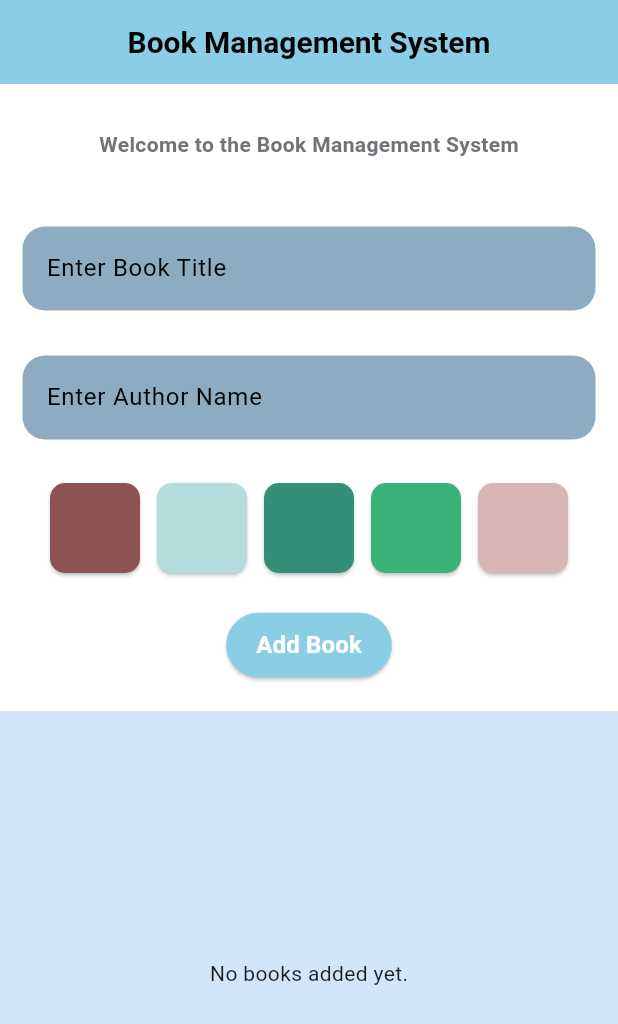
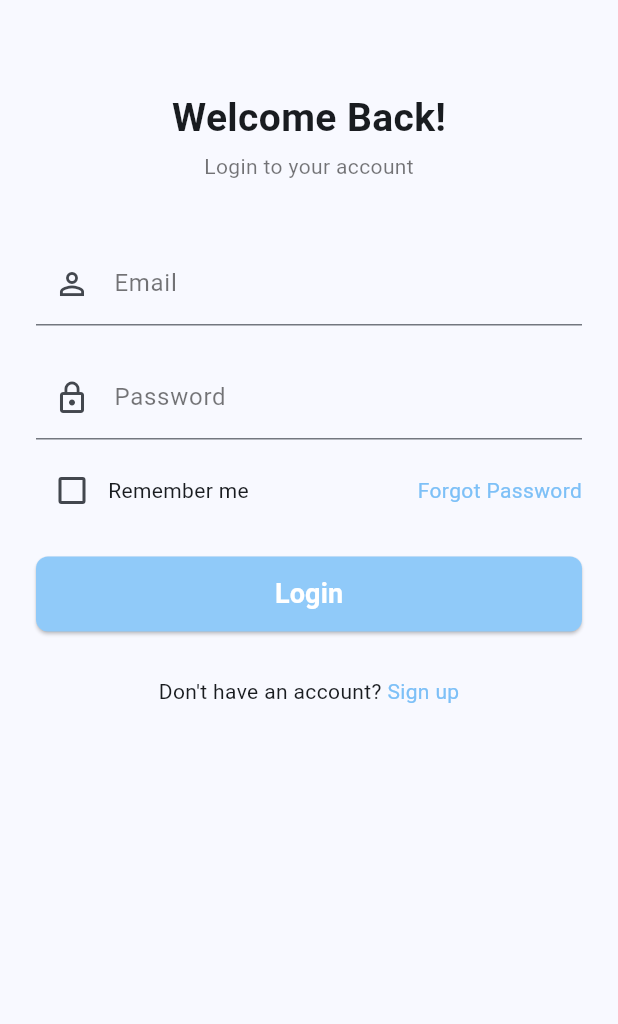
Before and after one commit to Tracy-Munezero/Bookmanagement, a Flutter app: the screen it shows after launch, on a phone screen of 412 x 824 dp. Shown: the top 1024 px of the screen. Run offline on Flutter 3.47's test engine with Material 3 defaults, Android fonts, the phone set to English and light mode, and no system bars; our stand-ins replace flutter_slidable; Roboto replaces fonts that are missing (poppins).

Commit message:
Add login and signup page

```diff
--- /dev/null
+++ b/lib/login.dart
@@ -0,0 +1,162 @@
+import 'package:bookapp/main.dart';
+import 'package:bookapp/signup.dart';
+import 'package:flutter/material.dart';
+
+void main() {
+  runApp(const MyApp());
+}
+
+class MyApp extends StatelessWidget {
+  const MyApp({super.key});
+
+  @override
+  Widget build(BuildContext context) {
+    return MaterialApp(
+      debugShowCheckedModeBanner: false,
+      theme: ThemeData(
+        useMaterial3: true,
+        colorSchemeSeed: const Color.fromARGB(255, 179, 217, 236),
+      ),
+      home: const LoginScreen(),
+    );
+  }
+}
+
+class LoginScreen extends StatefulWidget {
+  const LoginScreen({super.key});
+
+  @override
+  State<LoginScreen> createState() => _LoginScreenState();
+}
+
+class _LoginScreenState extends State<LoginScreen> {
+  bool rememberMe = false;
+
+  @override
+  Widget build(BuildContext context) {
+    return Scaffold(
+      body: SafeArea(
+        child: SingleChildScrollView(
+          padding: const EdgeInsets.symmetric(horizontal: 24),
+          child: Column(
+            crossAxisAlignment: CrossAxisAlignment.center,
+            children: [
+              const SizedBox(height: 60),
+              const Text(
+                "Welcome Back!",
+                style: TextStyle(fontSize: 26, fontWeight: FontWeight.bold),
+              ),
+              const SizedBox(height: 4),
+              const Text(
+                "Login to your account",
+                style: TextStyle(fontSize: 14, color: Colors.black54),
+              ),
+              const SizedBox(height: 40),
+
+              TextField(
+                decoration: InputDecoration(
+                  labelText: "Email",
+                  labelStyle: const TextStyle(color: Colors.black54),
+                  prefixIcon: const Icon(Icons.person_outline),
+                  hintText: "Enter your email",
+                  border: const UnderlineInputBorder(),
+                ),
+              ),
+              const SizedBox(height: 20),
+
+              TextField(
+                obscureText: true,
+                decoration: InputDecoration(
+                  labelText: "Password",
+                  labelStyle: const TextStyle(color: Colors.black54),
+                  prefixIcon: const Icon(Icons.lock_outline),
+                  hintText: "Password",
+                  border: const UnderlineInputBorder(),
+                ),
+              ),
+              const SizedBox(height: 10),
+
+
+              Row(
+                mainAxisAlignment: MainAxisAlignment.spaceBetween,
+                children: [
+                  Row(
+                    children: [
+                      Checkbox(
+                        checkColor: Colors.black,
+                        value: rememberMe,
+                        onChanged: (value) {
+                          setState(() {
+                            rememberMe = value!;
+                          });
+                        },
+                      ),
+                      const Text("Remember me"),
+                    ],
+                  ),
+                  GestureDetector(
+                    onTap: () {},
+                    child: const Text(
+                      "Forgot Password",
+                      style: TextStyle(color: Color.fromARGB(255, 125, 192, 247)),
+                    ),
+                  ),
+                ],
+              ),
+              const SizedBox(height: 20),
+
+
+              SizedBox(
+                width: double.infinity,
+                height: 50,
+                child: ElevatedButton(
+                  onPressed: () {
+                    Navigator.pushReplacement(
+                    context,
+                    MaterialPageRoute(builder: (context) => const BookManager()),
+                  );
+                  },
+
+                  style: ElevatedButton.styleFrom(
+                    backgroundColor: Colors.blue.shade200,
+                    shape: RoundedRectangleBorder(
+                      borderRadius: BorderRadius.circular(8),
+                    ),
+                  ),
+                  child: const Text(
+                    "Login",
+                    style: TextStyle(fontSize: 18, fontWeight: FontWeight.bold , color: Colors.white),
+
+                  ),
+                ),
+              ),
+
+              const SizedBox(height: 30),
+
+
+              Row(
+                mainAxisAlignment: MainAxisAlignment.center,
+                children: [
+                  const Text("Don't have an account? "),
+                  GestureDetector(
+                    onTap: () {
+                      Navigator.push(
+                        context,
+                        MaterialPageRoute(builder: (context) => const SignupScreen()),
+                      );
+                    },
+                    child: Text(
+                      "Sign up",
+                      style: TextStyle(color: Color.fromARGB(255, 125, 192, 247)),
+                    ),
+                  ),
+                ],
+              ),
+              const SizedBox(height: 20),
+            ],
+          ),
+        ),
+      ),
+    );
+  }
+}
--- a/lib/main.dart
+++ b/lib/main.dart
@@ -1,5 +1,7 @@
+import 'package:bookapp/login.dart';
 import 'package:flutter/material.dart';
 import 'package:flutter_slidable/flutter_slidable.dart';
+
 void main() {
   runApp(const MyApp());
 }
@@ -28,7 +30,7 @@ class MyApp extends StatelessWidget {
         useMaterial3: true,
         colorSchemeSeed: Colors.blue,
       ),
-      home: const BookManager(),
+      home: const LoginScreen(),
     );
   }
 }
@@ -176,11 +178,11 @@ class _BookManagerState extends State<BookManager> {
   @override
   Widget build(BuildContext context) {
     return Scaffold(
-      backgroundColor: const Color.fromARGB(255, 209, 231, 249),
+      backgroundColor: const Color.fromARGB(255, 255, 255, 255),
       appBar: AppBar(
         title: const Text('Book Management System'),
         centerTitle: true,
-        backgroundColor: const Color.fromARGB(255, 137, 206, 228),
+        backgroundColor: const Color.fromARGB(255, 255, 255, 255),
         titleTextStyle: const TextStyle(
           fontSize: 20,
           fontWeight: FontWeight.bold,
@@ -249,7 +251,7 @@ class _BookManagerState extends State<BookManager> {
                             vertical: 4.0, horizontal: 12),
                         child: Slidable(
                           key: ValueKey(book.title),
-                          endActionPane: ActionPane(
+                          startActionPane: ActionPane(
                             motion: const DrawerMotion(),
                             children: [
                               SlidableAction(
@@ -292,6 +294,7 @@ class _BookManagerState extends State<BookManager> {
                     },
                   ),
           ),
+          const SizedBox(height: 20),
         ],
       ),
     );
@@ -318,7 +321,7 @@ class CustomTextField extends StatelessWidget {
           labelText: labelText,
           labelStyle: const TextStyle(color: Colors.black),
           filled: true,
-          fillColor: const Color.fromARGB(255, 141, 172, 193),
+          fillColor: const Color.fromARGB(255, 201, 221, 234),
           border: OutlineInputBorder(
             borderRadius: BorderRadius.circular(15.0),
             borderSide: BorderSide.none,
--- a/pubspec.yaml
+++ b/pubspec.yaml
@@ -34,7 +34,7 @@ dependencies:
   # The following adds the Cupertino Icons font to your application.
   # Use with the CupertinoIcons class for iOS style icons.
   cupertino_icons: ^1.0.8
-  flutter_slidable: ^3.0.0
+  flutter_slidable: ^4.0.0
 
 dev_dependencies:
   flutter_test:
@@ -45,7 +45,7 @@ dev_dependencies:
   # activated in the `analysis_options.yaml` file located at the root of your
   # package. See that file for information about deactivating specific lint
   # rules and activating additional ones.
-  flutter_lints: ^5.0.0
+  flutter_lints: ^6.0.0
 
 # For information on the generic Dart part of this file, see the
 # following page: https://dart.dev/tools/pub/pubspec
```
Also changed, not shown: lib/signup.dart (added, +132 -0 lines), pubspec.lock.
